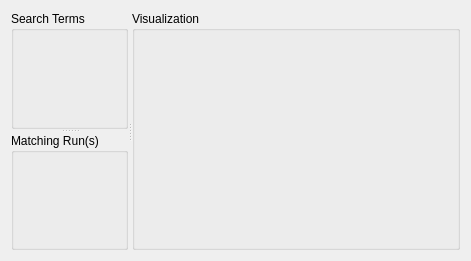
The window that gemviz/resources/bluesky_runs_catalog.ui (BCDA-APS/gemviz) describes before a commit, drawn with Qt 5.
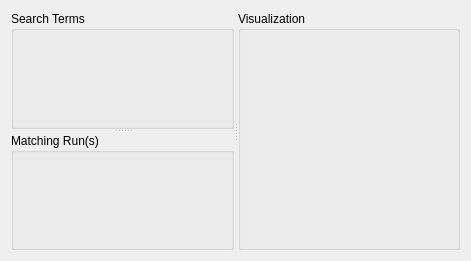
The same window after the commit.

Commit message: MNT #50 restore viz panel, with new name

Diff of the .ui file:
```diff
--- a/gemviz/resources/bluesky_runs_catalog.ui
+++ b/gemviz/resources/bluesky_runs_catalog.ui
@@ -40,6 +40,7 @@
       <property name="title">
        <string>Visualization</string>
       </property>
+      <layout class="QHBoxLayout" name="horizontalLayout"/>
      </widget>
     </widget>
    </item>
```
The commit also changes 3 other files.
